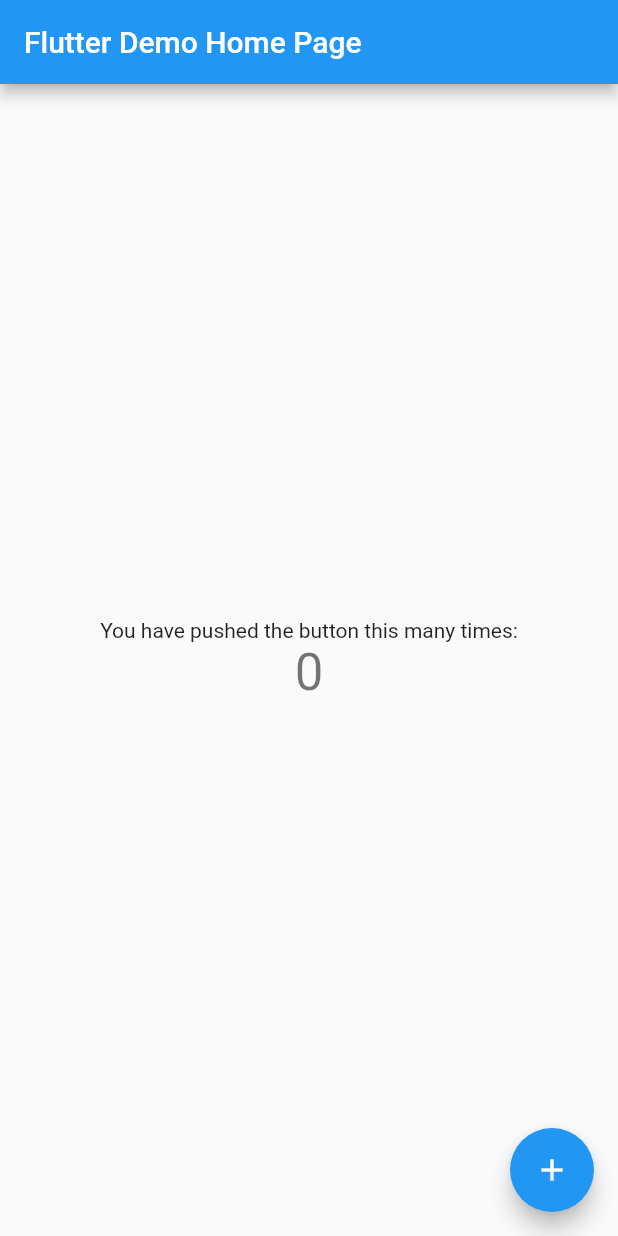
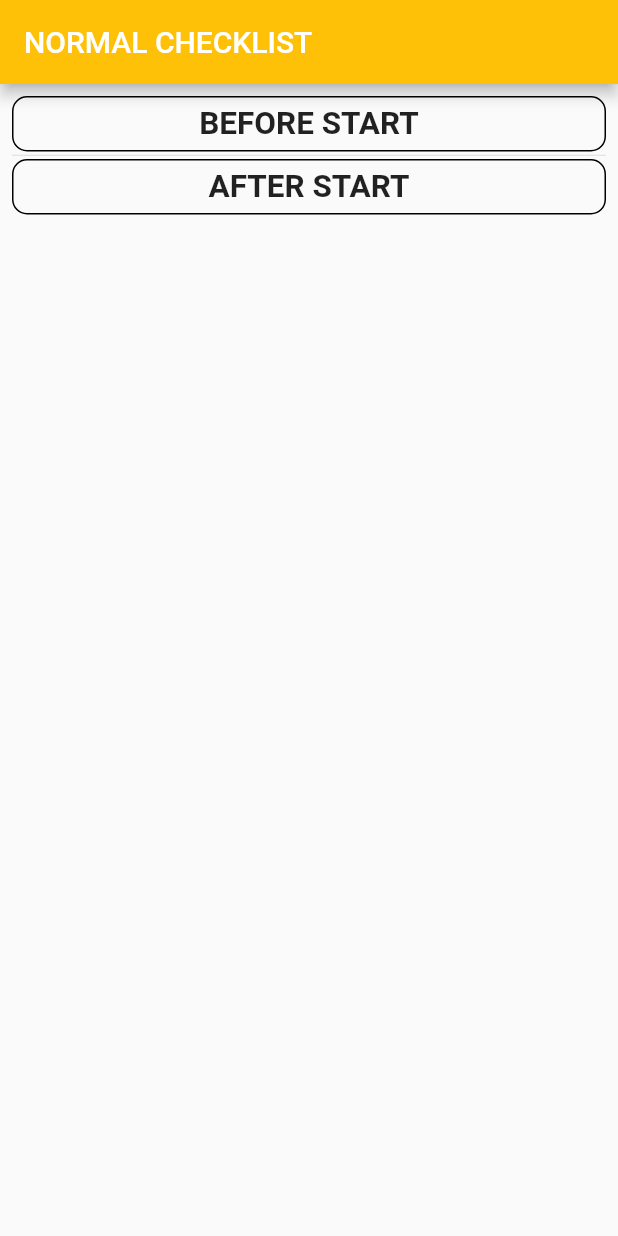
Before and after one commit to Inveniemus/auto_checklist_app, a Flutter app: the screen it shows after launch, on a phone screen of 412 x 824 dp. Run offline on Flutter 3.47's test engine with Material 2 defaults, Android fonts, the phone set to English and light mode, and no system bars.

Commit message:
Initial UI

```diff
--- a/lib/domain/phase.dart
+++ b/lib/domain/phase.dart
@@ -70,7 +70,9 @@ class Phase {
   @override
   String toString() {
     final buffer = StringBuffer();
-    buffer.write('$title\n' ?? '');
+    if (title != null) {
+      buffer.write('$title\n');
+    }
     buffer.writeAll(items, '\n');
     buffer.write('\n');
     return buffer.toString();
--- a/lib/main.dart
+++ b/lib/main.dart
@@ -1,117 +1,6 @@
 import 'package:flutter/material.dart';
+import 'presentation/core/auto_check_list_app.dart';
 
 void main() {
-  runApp(MyApp());
+  runApp(AutoCheckListApp());
 }
-
-class MyApp extends StatelessWidget {
-  // This widget is the root of your application.
-  @override
-  Widget build(BuildContext context) {
-    return MaterialApp(
-      title: 'Flutter Demo',
-      theme: ThemeData(
-        // This is the theme of your application.
-        //
-        // Try running your application with "flutter run". You'll see the
-        // application has a blue toolbar. Then, without quitting the app, try
-        // changing the primarySwatch below to Colors.green and then invoke
-        // "hot reload" (press "r" in the console where you ran "flutter run",
-        // or simply save your changes to "hot reload" in a Flutter IDE).
-        // Notice that the counter didn't reset back to zero; the application
-        // is not restarted.
-        primarySwatch: Colors.blue,
-        // This makes the visual density adapt to the platform that you run
-        // the app on. For desktop platforms, the controls will be smaller and
-        // closer together (more dense) than on mobile platforms.
-        visualDensity: VisualDensity.adaptivePlatformDensity,
-      ),
-      home: MyHomePage(title: 'Flutter Demo Home Page'),
-    );
-  }
-}
-
-class MyHomePage extends StatefulWidget {
-  MyHomePage({Key key, this.title}) : super(key: key);
-
-  // This widget is the home page of your application. It is stateful, meaning
-  // that it has a State object (defined below) that contains fields that affect
-  // how it looks.
-
-  // This class is the configuration for the state. It holds the values (in this
-  // case the title) provided by the parent (in this case the App widget) and
-  // used by the build method of the State. Fields in a Widget subclass are
-  // always marked "final".
-
-  final String title;
-
-  @override
-  _MyHomePageState createState() => _MyHomePageState();
-}
-
-class _MyHomePageState extends State<MyHomePage> {
-  int _counter = 0;
-
-  void _incrementCounter() {
-    setState(() {
-      // This call to setState tells the Flutter framework that something has
-      // changed in this State, which causes it to rerun the build method below
-      // so that the display can reflect the updated values. If we changed
-      // _counter without calling setState(), then the build method would not be
-      // called again, and so nothing would appear to happen.
-      _counter++;
-    });
-  }
-
-  @override
-  Widget build(BuildContext context) {
-    // This method is rerun every time setState is called, for instance as done
-    // by the _incrementCounter method above.
-    //
-    // The Flutter framework has been optimized to make rerunning build methods
-    // fast, so that you can just rebuild anything that needs updating rather
-    // than having to individually change instances of widgets.
-    return Scaffold(
-      appBar: AppBar(
-        // Here we take the value from the MyHomePage object that was created by
-        // the App.build method, and use it to set our appbar title.
-        title: Text(widget.title),
-      ),
-      body: Center(
-        // Center is a layout widget. It takes a single child and positions it
-        // in the middle of the parent.
-        child: Column(
-          // Column is also a layout widget. It takes a list of children and
-          // arranges them vertically. By default, it sizes itself to fit its
-          // children horizontally, and tries to be as tall as its parent.
-          //
-          // Invoke "debug painting" (press "p" in the console, choose the
-          // "Toggle Debug Paint" action from the Flutter Inspector in Android
-          // Studio, or the "Toggle Debug Paint" command in Visual Studio Code)
-          // to see the wireframe for each widget.
-          //
-          // Column has various properties to control how it sizes itself and
-          // how it positions its children. Here we use mainAxisAlignment to
-          // center the children vertically; the main axis here is the vertical
-          // axis because Columns are vertical (the cross axis would be
-          // horizontal).
-          mainAxisAlignment: MainAxisAlignment.center,
-          children: <Widget>[
-            Text(
-              'You have pushed the button this many times:',
-            ),
-            Text(
-              '$_counter',
-              style: Theme.of(context).textTheme.headline4,
-            ),
-          ],
-        ),
-      ),
-      floatingActionButton: FloatingActionButton(
-        onPressed: _incrementCounter,
-        tooltip: 'Increment',
-        child: Icon(Icons.add),
-      ), // This trailing comma makes auto-formatting nicer for build methods.
-    );
-  }
-}
--- /dev/null
+++ b/lib/presentation/checklist/check_list_page.dart
@@ -0,0 +1,27 @@
+import 'package:auto_checklist_app/domain/check_list.dart';
+import 'package:auto_checklist_app/presentation/checklist/widgets/phase_widget.dart';
+import 'package:flutter/material.dart';
+
+/// A Check-list page contains
+class CheckListPage extends StatelessWidget {
+  final CheckList checklist;
+
+  const CheckListPage(this.checklist);
+
+  @override
+  Widget build(BuildContext context) {
+    return Scaffold(
+        appBar: AppBar(
+          title: Text(checklist.title),
+        ),
+        body: Padding(
+          padding: const EdgeInsets.all(8.0),
+          child: ListView.separated(
+            separatorBuilder: (context, index) => const Divider(height: 5.0,),
+              itemCount: checklist.phases.length,
+              itemBuilder: (context, index) =>
+                  PhaseWidget(checklist.phases[index])),
+        )
+    );
+  }
+}
--- /dev/null
+++ b/lib/presentation/checklist/widgets/phase_widget.dart
@@ -0,0 +1,23 @@
+import 'package:auto_checklist_app/domain/phase.dart';
+import 'package:flutter/material.dart';
+
+class PhaseWidget extends StatelessWidget {
+  final Phase phase;
+
+  const PhaseWidget(this.phase);
+
+  @override
+  Widget build(BuildContext context) {
+    return Container(
+      padding: const EdgeInsets.all(5.0),
+      decoration: BoxDecoration(
+          border: Border.all(), borderRadius: BorderRadius.circular(10)),
+      child: Text(
+        phase.title,
+        textScaleFactor: 1.5,
+        style: const TextStyle(fontWeight: FontWeight.bold),
+        textAlign: TextAlign.center,
+      ),
+    );
+  }
+}
--- /dev/null
+++ b/lib/presentation/core/auto_check_list_app.dart
@@ -0,0 +1,45 @@
+import 'package:auto_checklist_app/domain/challenge.dart';
+import 'package:auto_checklist_app/domain/check_list.dart';
+import 'package:auto_checklist_app/domain/line.dart';
+import 'package:auto_checklist_app/domain/phase.dart';
+import 'package:auto_checklist_app/domain/response.dart';
+import 'package:auto_checklist_app/presentation/checklist/check_list_page.dart';
+import 'package:flutter/material.dart';
+
+class AutoCheckListApp extends StatelessWidget {
+
+  final exampleCheckList = CheckList(
+      'NORMAL CHECKLIST',
+      [
+        Phase('BEFORE START', [
+          Challenge('COCKPIT PREP', Response('COMPLETED (BOTH)')),
+          Challenge('GEAR PINS AND COVERS', Response('REMOVED')),
+          Challenge('SIGNS', Response('ON/AUTO')),
+          Challenge('ADIRS', Response('NAV')),
+          Challenge('FUEL QUANTITY', Response('____KG.LB')),
+          Challenge('TO DATA', Response('SET')),
+          Challenge('BARO REF', Response('____SET (BOTH)')),
+          Line(),
+          Challenge('WINDOWS/DOORS', Response('CLOSED (BOTH)')),
+          Challenge('BEACON', Response('ON')),
+          Challenge('THR LEVERS', Response('IDLE')),
+          Challenge('PARKING BRAKE', Response('AS RQRD')),
+        ]),
+        Phase('AFTER START', [
+          Challenge('ANTI ICE', Response('AS RQRD')),
+          Challenge('ECAM STATUS', Response('CHECKED')),
+          Challenge('PITCH TRIM', Response('____CHECK')),
+          Challenge('RUDDER TRIM', Response('ZERO')),
+        ]),
+
+      ]
+  );
+
+  @override
+  Widget build(BuildContext context) {
+    return MaterialApp(
+        theme: ThemeData.light().copyWith(primaryColor: Colors.amber),
+        home: CheckListPage(exampleCheckList),
+    );
+  }
+}
```
